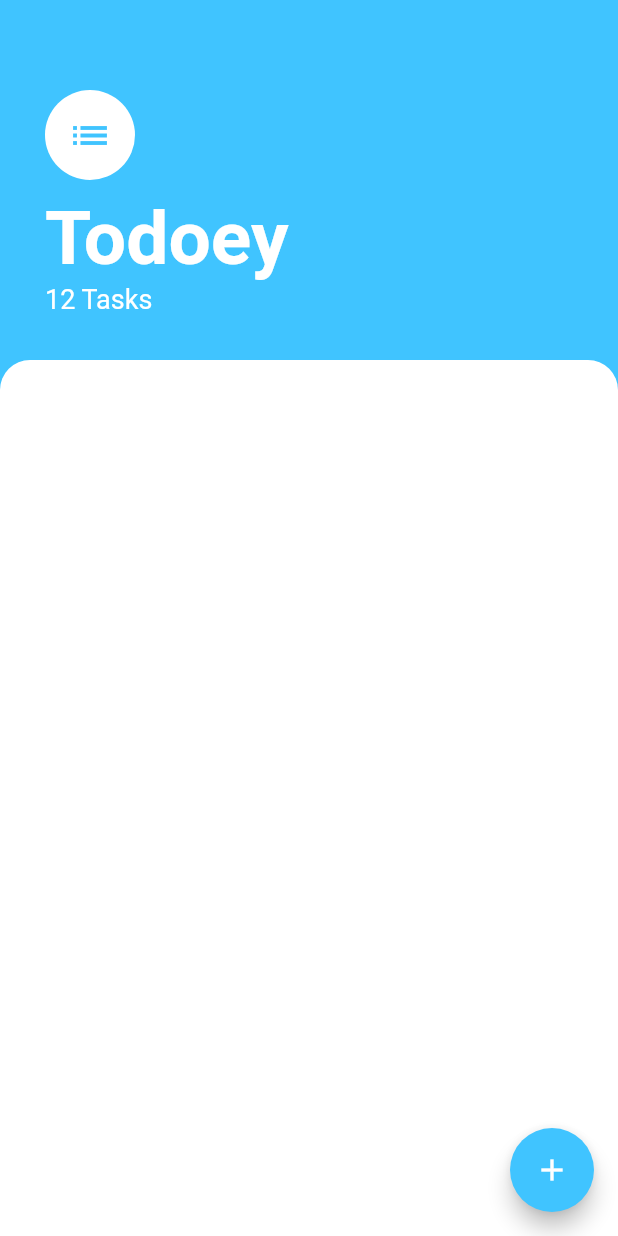
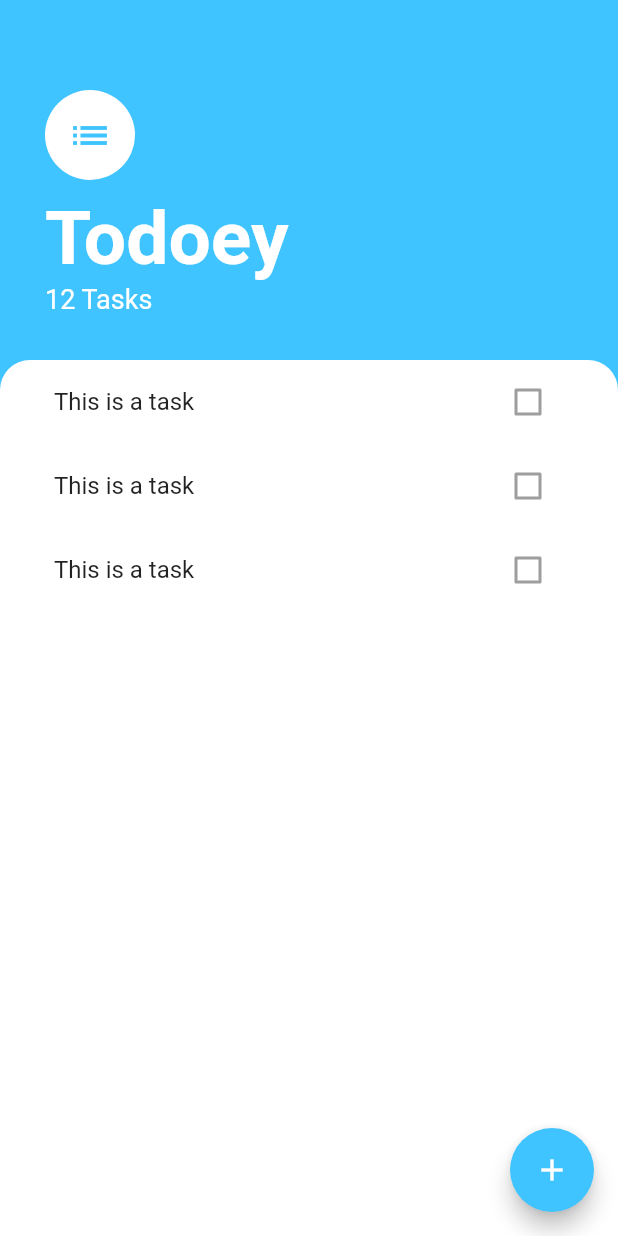
Before and after one commit to shenoyganeshprasad/todo-app-flutter, a Flutter app: the screen it shows after launch, on a phone screen of 412 x 824 dp. Run offline on Flutter 3.47's test engine with Material 2 defaults, Android fonts, the light colour scheme and no system bars.

Commit message:
add task lists

```diff
--- a/lib/screens/tasksScreen.dart
+++ b/lib/screens/tasksScreen.dart
@@ -1,4 +1,5 @@
 import 'package:flutter/material.dart';
+import 'package:todo_app_fluter/widgets/tasksList.dart';
 
 class TasksScreen extends StatelessWidget {
   @override
@@ -43,6 +44,7 @@ class TasksScreen extends StatelessWidget {
           ),
           Expanded(
             child: Container(
+              padding: EdgeInsets.symmetric(horizontal: 20.0),
               decoration: BoxDecoration(
                 color: Colors.white,
                 borderRadius: BorderRadius.only(
@@ -50,11 +52,13 @@ class TasksScreen extends StatelessWidget {
                   topRight: Radius.circular(20.0),
                 ),
               ),
+              child: TasksList(),
             ),
           ),
         ],
       ),
       floatingActionButton: FloatingActionButton(
+        onPressed: (){},
         backgroundColor: Colors.lightBlueAccent,
         child: Icon(Icons.add),
       ),
--- /dev/null
+++ b/lib/widgets/tasksList.dart
@@ -0,0 +1,15 @@
+import 'package:flutter/material.dart';
+import 'tasksTile.dart';
+
+class TasksList extends StatelessWidget {
+  @override
+  Widget build(BuildContext context) {
+    return ListView(
+      children: <Widget>[
+        TasksTile(),
+        TasksTile(),
+        TasksTile(),
+      ],
+    );
+  }
+}
--- /dev/null
+++ b/lib/widgets/tasksTile.dart
@@ -0,0 +1,13 @@
+import 'package:flutter/material.dart';
+
+class TasksTile extends StatelessWidget {
+  @override
+  Widget build(BuildContext context) {
+    return ListTile(
+      title: Text('This is a task'),
+      trailing: Checkbox(
+        value: false,
+      ),
+    );
+  }
+}
```
